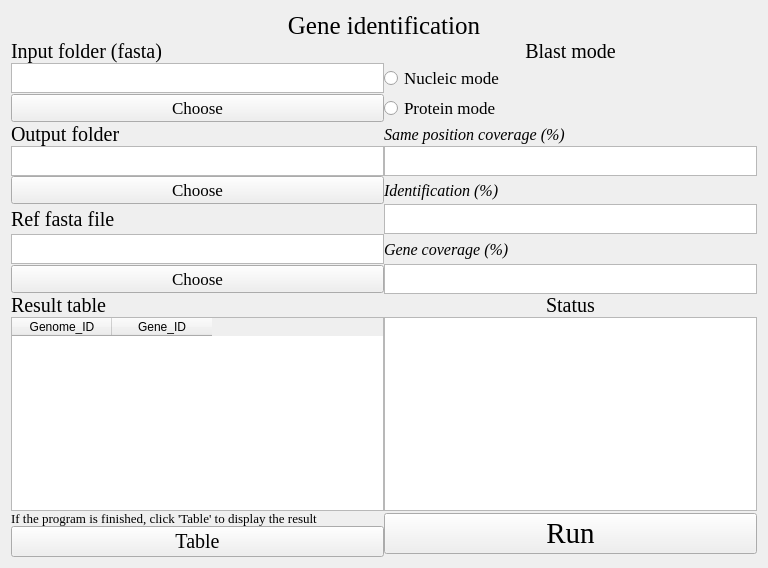
hzaurzli/MicroWorldOmics, file UI/GeneIdentification.ui: the form before one commit.
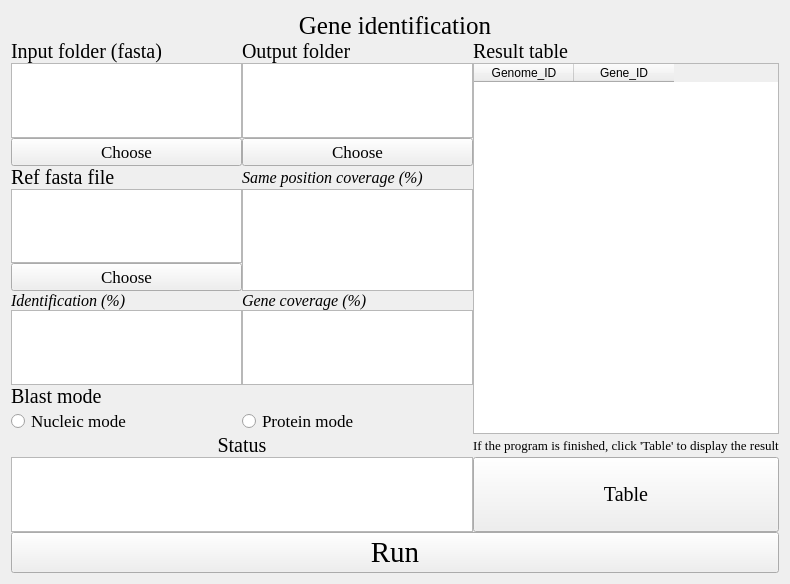
The form after the commit. Icons and pictures are not drawn.

```diff
--- a/UI/GeneIdentification.ui
+++ b/UI/GeneIdentification.ui
@@ -6,8 +6,8 @@
    <rect>
     <x>0</x>
     <y>0</y>
-    <width>768</width>
-    <height>568</height>
+    <width>790</width>
+    <height>584</height>
    </rect>
   </property>
   <property name="windowTitle">
@@ -23,6 +23,186 @@
       <number>0</number>
      </property>
      <item row="4" column="0">
+      <widget class="QPushButton" name="pushButton_2">
+       <property name="sizePolicy">
+        <sizepolicy hsizetype="Preferred" vsizetype="Preferred">
+         <horstretch>0</horstretch>
+         <verstretch>0</verstretch>
+        </sizepolicy>
+       </property>
+       <property name="font">
+        <font>
+         <family>Times New Roman</family>
+         <pointsize>13</pointsize>
+        </font>
+       </property>
+       <property name="text">
+        <string>Choose</string>
+       </property>
+      </widget>
+     </item>
+     <item row="23" column="2">
+      <widget class="QPushButton" name="pushButton_4">
+       <property name="sizePolicy">
+        <sizepolicy hsizetype="Preferred" vsizetype="Expanding">
+         <horstretch>0</horstretch>
+         <verstretch>0</verstretch>
+        </sizepolicy>
+       </property>
+       <property name="font">
+        <font>
+         <family>Times New Roman</family>
+         <pointsize>15</pointsize>
+        </font>
+       </property>
+       <property name="text">
+        <string>Table</string>
+       </property>
+      </widget>
+     </item>
+     <item row="5" column="0">
+      <widget class="QLabel" name="label_10">
+       <property name="font">
+        <font>
+         <family>Times New Roman</family>
+         <pointsize>15</pointsize>
+        </font>
+       </property>
+       <property name="text">
+        <string>Ref fasta file</string>
+       </property>
+       <property name="alignment">
+        <set>Qt::AlignLeading|Qt::AlignLeft|Qt::AlignVCenter</set>
+       </property>
+      </widget>
+     </item>
+     <item row="7" column="0">
+      <widget class="QPushButton" name="pushButton_5">
+       <property name="sizePolicy">
+        <sizepolicy hsizetype="Preferred" vsizetype="Preferred">
+         <horstretch>0</horstretch>
+         <verstretch>0</verstretch>
+        </sizepolicy>
+       </property>
+       <property name="font">
+        <font>
+         <family>Times New Roman</family>
+         <pointsize>13</pointsize>
+        </font>
+       </property>
+       <property name="text">
+        <string>Choose</string>
+       </property>
+      </widget>
+     </item>
+     <item row="3" column="2" rowspan="16">
+      <widget class="QTableWidget" name="tableWidget">
+       <property name="styleSheet">
+        <string notr="true">background-image: url(D:/Documents/Desktop/white.png)</string>
+       </property>
+       <column>
+        <property name="text">
+         <string>Genome_ID</string>
+        </property>
+       </column>
+       <column>
+        <property name="text">
+         <string>Gene_ID</string>
+        </property>
+       </column>
+      </widget>
+     </item>
+     <item row="11" column="0">
+      <widget class="QTextEdit" name="textEdit_2">
+       <property name="sizePolicy">
+        <sizepolicy hsizetype="Expanding" vsizetype="Expanding">
+         <horstretch>0</horstretch>
+         <verstretch>0</verstretch>
+        </sizepolicy>
+       </property>
+       <property name="maximumSize">
+        <size>
+         <width>16777215</width>
+         <height>16777215</height>
+        </size>
+       </property>
+       <property name="styleSheet">
+        <string notr="true">background-image: url(D:/Documents/Desktop/white.png)</string>
+       </property>
+      </widget>
+     </item>
+     <item row="1" column="2">
+      <widget class="QLabel" name="label_2">
+       <property name="font">
+        <font>
+         <family>Times New Roman</family>
+         <pointsize>15</pointsize>
+        </font>
+       </property>
+       <property name="text">
+        <string>Result table</string>
+       </property>
+      </widget>
+     </item>
+     <item row="8" column="0">
+      <widget class="QLabel" name="label_8">
+       <property name="font">
+        <font>
+         <family>Times New Roman</family>
+         <pointsize>12</pointsize>
+         <italic>true</italic>
+        </font>
+       </property>
+       <property name="text">
+        <string>Identification (%)</string>
+       </property>
+       <property name="alignment">
+        <set>Qt::AlignLeading|Qt::AlignLeft|Qt::AlignVCenter</set>
+       </property>
+      </widget>
+     </item>
+     <item row="11" column="1">
+      <widget class="QTextEdit" name="textEdit_3">
+       <property name="sizePolicy">
+        <sizepolicy hsizetype="Expanding" vsizetype="Expanding">
+         <horstretch>0</horstretch>
+         <verstretch>0</verstretch>
+        </sizepolicy>
+       </property>
+       <property name="maximumSize">
+        <size>
+         <width>16777215</width>
+         <height>16777215</height>
+        </size>
+       </property>
+       <property name="styleSheet">
+        <string notr="true">background-image: url(D:/Documents/Desktop/white.png)</string>
+       </property>
+      </widget>
+     </item>
+     <item row="36" column="0" rowspan="2" colspan="3">
+      <widget class="QPushButton" name="pushButton">
+       <property name="sizePolicy">
+        <sizepolicy hsizetype="Preferred" vsizetype="Preferred">
+         <horstretch>0</horstretch>
+         <verstretch>0</verstretch>
+        </sizepolicy>
+       </property>
+       <property name="font">
+        <font>
+         <family>Times New Roman</family>
+         <pointsize>22</pointsize>
+        </font>
+       </property>
+       <property name="styleSheet">
+        <string notr="true">background-image: url(D:/Documents/Desktop/white.png)</string>
+       </property>
+       <property name="text">
+        <string>Run</string>
+       </property>
+      </widget>
+     </item>
+     <item row="1" column="1">
       <widget class="QLabel" name="label_7">
        <property name="font">
         <font>
@@ -38,62 +218,26 @@
        </property>
       </widget>
      </item>
-     <item row="1" column="0">
-      <widget class="QLabel" name="label_6">
+     <item row="0" column="0" colspan="3">
+      <widget class="QLabel" name="label">
        <property name="font">
         <font>
          <family>Times New Roman</family>
-         <pointsize>15</pointsize>
+         <pointsize>19</pointsize>
         </font>
        </property>
        <property name="text">
-        <string>Input folder (fasta)</string>
+        <string>Gene identification</string>
        </property>
        <property name="alignment">
-        <set>Qt::AlignLeading|Qt::AlignLeft|Qt::AlignVCenter</set>
+        <set>Qt::AlignCenter</set>
        </property>
       </widget>
      </item>
-     <item row="5" column="1">
-      <widget class="QTextEdit" name="textEdit">
-       <property name="sizePolicy">
-        <sizepolicy hsizetype="Expanding" vsizetype="MinimumExpanding">
-         <horstretch>0</horstretch>
-         <verstretch>0</verstretch>
-        </sizepolicy>
-       </property>
-       <property name="maximumSize">
-        <size>
-         <width>16777215</width>
-         <height>30</height>
-        </size>
-       </property>
-       <property name="styleSheet">
-        <string notr="true">background-image: url(D:/Documents/Desktop/white.png)</string>
-       </property>
-      </widget>
-     </item>
-     <item row="4" column="1">
-      <widget class="QLabel" name="label_12">
-       <property name="font">
-        <font>
-         <family>Times New Roman</family>
-         <pointsize>12</pointsize>
-         <italic>true</italic>
-        </font>
-       </property>
-       <property name="text">
-        <string>Same position coverage (%)</string>
-       </property>
-       <property name="alignment">
-        <set>Qt::AlignLeading|Qt::AlignLeft|Qt::AlignVCenter</set>
-       </property>
-      </widget>
-     </item>
-     <item row="2" column="1">
+     <item row="15" column="0">
       <widget class="QRadioButton" name="radioButton">
        <property name="sizePolicy">
-        <sizepolicy hsizetype="Expanding" vsizetype="MinimumExpanding">
+        <sizepolicy hsizetype="Preferred" vsizetype="Preferred">
          <horstretch>0</horstretch>
          <verstretch>0</verstretch>
         </sizepolicy>
@@ -101,7 +245,7 @@
        <property name="maximumSize">
         <size>
          <width>16777215</width>
-         <height>30</height>
+         <height>16777215</height>
         </size>
        </property>
        <property name="font">
@@ -118,26 +262,29 @@
        </property>
       </widget>
      </item>
-     <item row="1" column="1">
-      <widget class="QLabel" name="label_11">
-       <property name="font">
-        <font>
-         <family>Times New Roman</family>
-         <pointsize>15</pointsize>
-        </font>
+     <item row="6" column="0">
+      <widget class="QTextBrowser" name="textBrowser_4">
+       <property name="sizePolicy">
+        <sizepolicy hsizetype="Expanding" vsizetype="Expanding">
+         <horstretch>0</horstretch>
+         <verstretch>0</verstretch>
+        </sizepolicy>
        </property>
-       <property name="text">
-        <string>Blast mode</string>
+       <property name="maximumSize">
+        <size>
+         <width>16777215</width>
+         <height>16777215</height>
+        </size>
        </property>
-       <property name="alignment">
-        <set>Qt::AlignCenter</set>
+       <property name="styleSheet">
+        <string notr="true">background-image: url(D:/Documents/Desktop/white.png)</string>
        </property>
       </widget>
      </item>
      <item row="3" column="1">
-      <widget class="QRadioButton" name="radioButton_2">
+      <widget class="QTextBrowser" name="textBrowser_3">
        <property name="sizePolicy">
-        <sizepolicy hsizetype="Expanding" vsizetype="MinimumExpanding">
+        <sizepolicy hsizetype="Expanding" vsizetype="Expanding">
          <horstretch>0</horstretch>
          <verstretch>0</verstretch>
         </sizepolicy>
@@ -145,65 +292,31 @@
        <property name="maximumSize">
         <size>
          <width>16777215</width>
-         <height>30</height>
+         <height>16777215</height>
         </size>
        </property>
-       <property name="font">
-        <font>
-         <family>Times New Roman</family>
-         <pointsize>13</pointsize>
-        </font>
-       </property>
        <property name="styleSheet">
-        <string notr="true">background-image: url(D:/tools/Pycharm/pyqt/logo/white.png);</string>
-       </property>
-       <property name="text">
-        <string>Protein mode</string>
+        <string notr="true">background-image: url(D:/Documents/Desktop/white.png)</string>
        </property>
       </widget>
      </item>
-     <item row="29" column="0">
-      <widget class="QLabel" name="label_13">
+     <item row="5" column="1">
+      <widget class="QLabel" name="label_12">
        <property name="font">
         <font>
          <family>Times New Roman</family>
-         <pointsize>10</pointsize>
+         <pointsize>12</pointsize>
+         <italic>true</italic>
         </font>
        </property>
        <property name="text">
-        <string>If the program is finished, click 'Table' to display the result</string>
+        <string>Same position coverage (%)</string>
        </property>
        <property name="alignment">
         <set>Qt::AlignLeading|Qt::AlignLeft|Qt::AlignVCenter</set>
        </property>
       </widget>
      </item>
-     <item row="10" column="0">
-      <widget class="QLabel" name="label_2">
-       <property name="font">
-        <font>
-         <family>Times New Roman</family>
-         <pointsize>15</pointsize>
-        </font>
-       </property>
-       <property name="text">
-        <string>Result table</string>
-       </property>
-      </widget>
-     </item>
-     <item row="30" column="0">
-      <widget class="QPushButton" name="pushButton_4">
-       <property name="font">
-        <font>
-         <family>Times New Roman</family>
-         <pointsize>15</pointsize>
-        </font>
-       </property>
-       <property name="text">
-        <string>Table</string>
-       </property>
-      </widget>
-     </item>
      <item row="8" column="1">
       <widget class="QLabel" name="label_9">
        <property name="font">
@@ -221,44 +334,30 @@
        </property>
       </widget>
      </item>
-     <item row="7" column="1">
-      <widget class="QTextEdit" name="textEdit_2">
-       <property name="sizePolicy">
-        <sizepolicy hsizetype="Expanding" vsizetype="MinimumExpanding">
-         <horstretch>0</horstretch>
-         <verstretch>0</verstretch>
-        </sizepolicy>
-       </property>
-       <property name="maximumSize">
-        <size>
-         <width>16777215</width>
-         <height>30</height>
-        </size>
-       </property>
-       <property name="styleSheet">
-        <string notr="true">background-image: url(D:/Documents/Desktop/white.png)</string>
-       </property>
-      </widget>
-     </item>
-     <item row="6" column="1">
-      <widget class="QLabel" name="label_8">
+     <item row="22" column="2">
+      <widget class="QLabel" name="label_13">
        <property name="font">
         <font>
          <family>Times New Roman</family>
-         <pointsize>12</pointsize>
-         <italic>true</italic>
+         <pointsize>10</pointsize>
         </font>
        </property>
        <property name="text">
-        <string>Identification (%)</string>
+        <string>If the program is finished, click 'Table' to display the result</string>
        </property>
        <property name="alignment">
         <set>Qt::AlignLeading|Qt::AlignLeft|Qt::AlignVCenter</set>
        </property>
       </widget>
      </item>
-     <item row="6" column="0">
+     <item row="4" column="1">
       <widget class="QPushButton" name="pushButton_3">
+       <property name="sizePolicy">
+        <sizepolicy hsizetype="Preferred" vsizetype="Preferred">
+         <horstretch>0</horstretch>
+         <verstretch>0</verstretch>
+        </sizepolicy>
+       </property>
        <property name="font">
         <font>
          <family>Times New Roman</family>
@@ -270,58 +369,10 @@
        </property>
       </widget>
      </item>
-     <item row="9" column="1">
-      <widget class="QTextEdit" name="textEdit_3">
-       <property name="sizePolicy">
-        <sizepolicy hsizetype="Expanding" vsizetype="MinimumExpanding">
-         <horstretch>0</horstretch>
-         <verstretch>0</verstretch>
-        </sizepolicy>
-       </property>
-       <property name="maximumSize">
-        <size>
-         <width>16777215</width>
-         <height>30</height>
-        </size>
-       </property>
-       <property name="styleSheet">
-        <string notr="true">background-image: url(D:/Documents/Desktop/white.png)</string>
-       </property>
-      </widget>
-     </item>
      <item row="3" column="0">
-      <widget class="QPushButton" name="pushButton_2">
-       <property name="font">
-        <font>
-         <family>Times New Roman</family>
-         <pointsize>13</pointsize>
-        </font>
-       </property>
-       <property name="text">
-        <string>Choose</string>
-       </property>
-      </widget>
-     </item>
-     <item row="0" column="0" colspan="2">
-      <widget class="QLabel" name="label">
-       <property name="font">
-        <font>
-         <family>Times New Roman</family>
-         <pointsize>19</pointsize>
-        </font>
-       </property>
-       <property name="text">
-        <string>Gene identification</string>
-       </property>
-       <property name="alignment">
-        <set>Qt::AlignCenter</set>
-       </property>
-      </widget>
-     </item>
-     <item row="2" column="0">
       <widget class="QTextBrowser" name="textBrowser_2">
        <property name="sizePolicy">
-        <sizepolicy hsizetype="Expanding" vsizetype="MinimumExpanding">
+        <sizepolicy hsizetype="Expanding" vsizetype="Expanding">
          <horstretch>0</horstretch>
          <verstretch>0</verstretch>
         </sizepolicy>
@@ -329,7 +380,7 @@
        <property name="maximumSize">
         <size>
          <width>16777215</width>
-         <height>30</height>
+         <height>16777215</height>
         </size>
        </property>
        <property name="styleSheet">
@@ -337,10 +388,10 @@
        </property>
       </widget>
      </item>
-     <item row="5" column="0">
-      <widget class="QTextBrowser" name="textBrowser_3">
+     <item row="6" column="1" rowspan="2">
+      <widget class="QTextEdit" name="textEdit">
        <property name="sizePolicy">
-        <sizepolicy hsizetype="Expanding" vsizetype="MinimumExpanding">
+        <sizepolicy hsizetype="Expanding" vsizetype="Expanding">
          <horstretch>0</horstretch>
          <verstretch>0</verstretch>
         </sizepolicy>
@@ -348,7 +399,7 @@
        <property name="maximumSize">
         <size>
          <width>16777215</width>
-         <height>30</height>
+         <height>16777215</height>
         </size>
        </property>
        <property name="styleSheet">
@@ -356,7 +407,86 @@
        </property>
       </widget>
      </item>
-     <item row="10" column="1">
+     <item row="1" column="0">
+      <widget class="QLabel" name="label_6">
+       <property name="font">
+        <font>
+         <family>Times New Roman</family>
+         <pointsize>15</pointsize>
+        </font>
+       </property>
+       <property name="text">
+        <string>Input folder (fasta)</string>
+       </property>
+       <property name="alignment">
+        <set>Qt::AlignLeading|Qt::AlignLeft|Qt::AlignVCenter</set>
+       </property>
+      </widget>
+     </item>
+     <item row="15" column="1">
+      <widget class="QRadioButton" name="radioButton_2">
+       <property name="sizePolicy">
+        <sizepolicy hsizetype="Preferred" vsizetype="Preferred">
+         <horstretch>0</horstretch>
+         <verstretch>0</verstretch>
+        </sizepolicy>
+       </property>
+       <property name="maximumSize">
+        <size>
+         <width>16777215</width>
+         <height>16777215</height>
+        </size>
+       </property>
+       <property name="font">
+        <font>
+         <family>Times New Roman</family>
+         <pointsize>13</pointsize>
+        </font>
+       </property>
+       <property name="styleSheet">
+        <string notr="true">background-image: url(D:/tools/Pycharm/pyqt/logo/white.png);</string>
+       </property>
+       <property name="text">
+        <string>Protein mode</string>
+       </property>
+      </widget>
+     </item>
+     <item row="14" column="0" colspan="2">
+      <widget class="QLabel" name="label_11">
+       <property name="font">
+        <font>
+         <family>Times New Roman</family>
+         <pointsize>15</pointsize>
+        </font>
+       </property>
+       <property name="text">
+        <string>Blast mode</string>
+       </property>
+       <property name="alignment">
+        <set>Qt::AlignLeading|Qt::AlignLeft|Qt::AlignVCenter</set>
+       </property>
+      </widget>
+     </item>
+     <item row="23" column="0" colspan="2">
+      <widget class="QTextBrowser" name="textBrowser">
+       <property name="sizePolicy">
+        <sizepolicy hsizetype="Expanding" vsizetype="Expanding">
+         <horstretch>0</horstretch>
+         <verstretch>0</verstretch>
+        </sizepolicy>
+       </property>
+       <property name="maximumSize">
+        <size>
+         <width>16777215</width>
+         <height>16777215</height>
+        </size>
+       </property>
+       <property name="styleSheet">
+        <string notr="true">background-image: url(D:/Documents/Desktop/white.png)</string>
+       </property>
+      </widget>
+     </item>
+     <item row="22" column="0" colspan="2">
       <widget class="QLabel" name="label_4">
        <property name="font">
         <font>
@@ -372,106 +502,6 @@
        </property>
       </widget>
      </item>
-     <item row="7" column="0">
-      <widget class="QLabel" name="label_10">
-       <property name="font">
-        <font>
-         <family>Times New Roman</family>
-         <pointsize>15</pointsize>
-        </font>
-       </property>
-       <property name="text">
-        <string>Ref fasta file</string>
-       </property>
-       <property name="alignment">
-        <set>Qt::AlignLeading|Qt::AlignLeft|Qt::AlignVCenter</set>
-       </property>
-      </widget>
-     </item>
-     <item row="9" column="0">
-      <widget class="QPushButton" name="pushButton_5">
-       <property name="font">
-        <font>
-         <family>Times New Roman</family>
-         <pointsize>13</pointsize>
-        </font>
-       </property>
-       <property name="text">
-        <string>Choose</string>
-       </property>
-      </widget>
-     </item>
-     <item row="8" column="0">
-      <widget class="QTextBrowser" name="textBrowser_4">
-       <property name="sizePolicy">
-        <sizepolicy hsizetype="Expanding" vsizetype="MinimumExpanding">
-         <horstretch>0</horstretch>
-         <verstretch>0</verstretch>
-        </sizepolicy>
-       </property>
-       <property name="maximumSize">
-        <size>
-         <width>16777215</width>
-         <height>30</height>
-        </size>
-       </property>
-       <property name="styleSheet">
-        <string notr="true">background-image: url(D:/Documents/Desktop/white.png)</string>
-       </property>
-      </widget>
-     </item>
-     <item row="16" column="0">
-      <widget class="QTableWidget" name="tableWidget">
-       <property name="styleSheet">
-        <string notr="true">background-image: url(D:/Documents/Desktop/white.png)</string>
-       </property>
-       <column>
-        <property name="text">
-         <string>Genome_ID</string>
-        </property>
-       </column>
-       <column>
-        <property name="text">
-         <string>Gene_ID</string>
-        </property>
-       </column>
-      </widget>
-     </item>
-     <item row="16" column="1">
-      <widget class="QTextBrowser" name="textBrowser">
-       <property name="sizePolicy">
-        <sizepolicy hsizetype="Expanding" vsizetype="Expanding">
-         <horstretch>0</horstretch>
-         <verstretch>0</verstretch>
-        </sizepolicy>
-       </property>
-       <property name="maximumSize">
-        <size>
-         <width>16777215</width>
-         <height>16777215</height>
-        </size>
-       </property>
-       <property name="styleSheet">
-        <string notr="true">background-image: url(D:/Documents/Desktop/white.png)</string>
-       </property>
-      </widget>
-     </item>
-     <item row="29" column="1" rowspan="2">
-      <widget class="QPushButton" name="pushButton">
-       <property name="font">
-        <font>
-         <family>Times New Roman</family>
-         <pointsize>22</pointsize>
-        </font>
-       </property>
-       <property name="styleSheet">
-        <string notr="true">background-image: url(D:/Documents/Desktop/white.png)</string>
-       </property>
-       <property name="text">
-        <string>Run</string>
-       </property>
-      </widget>
-     </item>
     </layout>
    </item>
   </layout>
```
